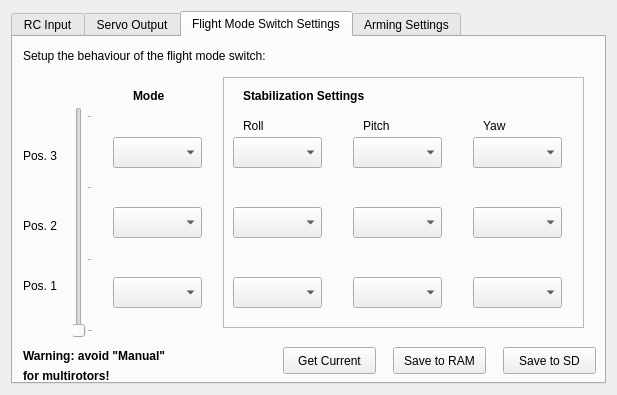
Qt form ground/openpilotgcs/src/plugins/config/settingswidget.ui (openpilot/OpenPilot) before a commit.
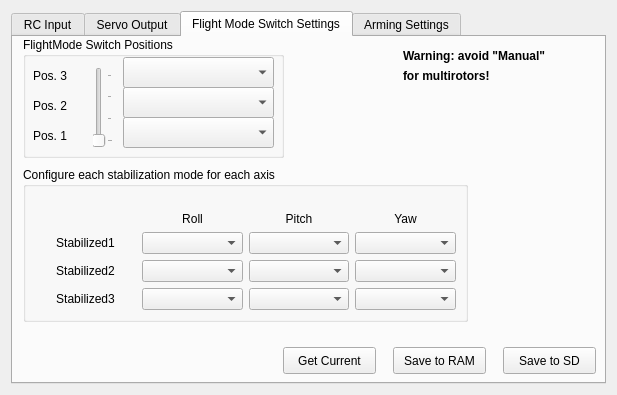
The same form after that commit. The open tabs and pages were chosen to show the change.

Commit message: OP-354: Layout out the flight mode settings a bit more intuitively and so the labels are properly shown

Diff of the .ui file:
```diff
--- a/ground/openpilotgcs/src/plugins/config/settingswidget.ui
+++ b/ground/openpilotgcs/src/plugins/config/settingswidget.ui
@@ -2478,313 +2478,6 @@
       <attribute name="title">
        <string>Flight Mode Switch Settings</string>
       </attribute>
-      <widget class="QLabel" name="label_6">
-       <property name="geometry">
-        <rect>
-         <x>10</x>
-         <y>10</y>
-         <width>331</width>
-         <height>17</height>
-        </rect>
-       </property>
-       <property name="text">
-        <string>Setup the behaviour of the flight mode switch:</string>
-       </property>
-      </widget>
-      <widget class="QSlider" name="fmsSlider">
-       <property name="enabled">
-        <bool>false</bool>
-       </property>
-       <property name="geometry">
-        <rect>
-         <x>60</x>
-         <y>70</y>
-         <width>20</width>
-         <height>231</height>
-        </rect>
-       </property>
-       <property name="toolTip">
-        <string>This slider moves when you move the flight mode switch
-on your remote. Setup the flightmode channel on the RC Input tab
-if you have not done so already.</string>
-       </property>
-       <property name="minimum">
-        <number>-100</number>
-       </property>
-       <property name="maximum">
-        <number>100</number>
-       </property>
-       <property name="pageStep">
-        <number>10</number>
-       </property>
-       <property name="sliderPosition">
-        <number>-100</number>
-       </property>
-       <property name="orientation">
-        <enum>Qt::Vertical</enum>
-       </property>
-       <property name="tickPosition">
-        <enum>QSlider::TicksBelow</enum>
-       </property>
-       <property name="tickInterval">
-        <number>66</number>
-       </property>
-      </widget>
-      <widget class="QLabel" name="label_7">
-       <property name="geometry">
-        <rect>
-         <x>120</x>
-         <y>50</y>
-         <width>41</width>
-         <height>17</height>
-        </rect>
-       </property>
-       <property name="font">
-        <font>
-         <weight>75</weight>
-         <bold>true</bold>
-        </font>
-       </property>
-       <property name="text">
-        <string>Mode</string>
-       </property>
-      </widget>
-      <widget class="QComboBox" name="fmsModePos3">
-       <property name="geometry">
-        <rect>
-         <x>100</x>
-         <y>100</y>
-         <width>89</width>
-         <height>31</height>
-        </rect>
-       </property>
-       <property name="toolTip">
-        <string>Select the stabilization mode on this position (manual/stabilized/auto)</string>
-       </property>
-      </widget>
-      <widget class="QComboBox" name="fmsModePos2">
-       <property name="geometry">
-        <rect>
-         <x>100</x>
-         <y>170</y>
-         <width>89</width>
-         <height>31</height>
-        </rect>
-       </property>
-      </widget>
-      <widget class="QComboBox" name="fmsModePos1">
-       <property name="geometry">
-        <rect>
-         <x>100</x>
-         <y>240</y>
-         <width>89</width>
-         <height>31</height>
-        </rect>
-       </property>
-      </widget>
-      <widget class="QFrame" name="frame_2">
-       <property name="geometry">
-        <rect>
-         <x>210</x>
-         <y>40</y>
-         <width>361</width>
-         <height>251</height>
-        </rect>
-       </property>
-       <property name="frameShape">
-        <enum>QFrame::StyledPanel</enum>
-       </property>
-       <property name="frameShadow">
-        <enum>QFrame::Raised</enum>
-       </property>
-       <widget class="QLabel" name="label_8">
-        <property name="geometry">
-         <rect>
-          <x>20</x>
-          <y>40</y>
-          <width>62</width>
-          <height>17</height>
-         </rect>
-        </property>
-        <property name="text">
-         <string>Roll</string>
-        </property>
-       </widget>
-       <widget class="QLabel" name="label_9">
-        <property name="geometry">
-         <rect>
-          <x>140</x>
-          <y>40</y>
-          <width>62</width>
-          <height>17</height>
-         </rect>
-        </property>
-        <property name="text">
-         <string>Pitch</string>
-        </property>
-       </widget>
-       <widget class="QLabel" name="label_10">
-        <property name="geometry">
-         <rect>
-          <x>260</x>
-          <y>40</y>
-          <width>62</width>
-          <height>17</height>
-         </rect>
-        </property>
-        <property name="text">
-         <string>Yaw</string>
-        </property>
-       </widget>
-       <widget class="QComboBox" name="fmsSsPos3Roll">
-        <property name="geometry">
-         <rect>
-          <x>10</x>
-          <y>60</y>
-          <width>89</width>
-          <height>31</height>
-         </rect>
-        </property>
-       </widget>
-       <widget class="QComboBox" name="fmsSsPos3Pitch">
-        <property name="geometry">
-         <rect>
-          <x>130</x>
-          <y>60</y>
-          <width>89</width>
-          <height>31</height>
-         </rect>
-        </property>
-       </widget>
-       <widget class="QComboBox" name="fmsSsPos3Yaw">
-        <property name="geometry">
-         <rect>
-          <x>250</x>
-          <y>60</y>
-          <width>89</width>
-          <height>31</height>
-         </rect>
-        </property>
-       </widget>
-       <widget class="QComboBox" name="fmsSsPos2Roll">
-        <property name="geometry">
-         <rect>
-          <x>10</x>
-          <y>130</y>
-          <width>89</width>
-          <height>31</height>
-         </rect>
-        </property>
-       </widget>
-       <widget class="QComboBox" name="fmsSsPos2Pitch">
-        <property name="geometry">
-         <rect>
-          <x>130</x>
-          <y>130</y>
-          <width>89</width>
-          <height>31</height>
-         </rect>
-        </property>
-       </widget>
-       <widget class="QComboBox" name="fmsSsPos2Yaw">
-        <property name="geometry">
-         <rect>
-          <x>250</x>
-          <y>130</y>
-          <width>89</width>
-          <height>31</height>
-         </rect>
-        </property>
-       </widget>
-       <widget class="QComboBox" name="fmsSsPos1Roll">
-        <property name="geometry">
-         <rect>
-          <x>10</x>
-          <y>200</y>
-          <width>89</width>
-          <height>31</height>
-         </rect>
-        </property>
-       </widget>
-       <widget class="QComboBox" name="fmsSsPos1Pitch">
-        <property name="geometry">
-         <rect>
-          <x>130</x>
-          <y>200</y>
-          <width>89</width>
-          <height>31</height>
-         </rect>
-        </property>
-       </widget>
-       <widget class="QComboBox" name="fmsSsPos1Yaw">
-        <property name="geometry">
-         <rect>
-          <x>250</x>
-          <y>200</y>
-          <width>89</width>
-          <height>31</height>
-         </rect>
-        </property>
-       </widget>
-       <widget class="QLabel" name="label_14">
-        <property name="geometry">
-         <rect>
-          <x>20</x>
-          <y>10</y>
-          <width>191</width>
-          <height>17</height>
-         </rect>
-        </property>
-        <property name="font">
-         <font>
-          <weight>75</weight>
-          <bold>true</bold>
-         </font>
-        </property>
-        <property name="text">
-         <string>Stabilization Settings</string>
-        </property>
-       </widget>
-      </widget>
-      <widget class="QLabel" name="label_11">
-       <property name="geometry">
-        <rect>
-         <x>10</x>
-         <y>110</y>
-         <width>62</width>
-         <height>17</height>
-        </rect>
-       </property>
-       <property name="text">
-        <string>Pos. 3</string>
-       </property>
-      </widget>
-      <widget class="QLabel" name="label_12">
-       <property name="geometry">
-        <rect>
-         <x>10</x>
-         <y>180</y>
-         <width>62</width>
-         <height>17</height>
-        </rect>
-       </property>
-       <property name="text">
-        <string>Pos. 2</string>
-       </property>
-      </widget>
-      <widget class="QLabel" name="label_13">
-       <property name="geometry">
-        <rect>
-         <x>10</x>
-         <y>240</y>
-         <width>62</width>
-         <height>17</height>
-        </rect>
-       </property>
-       <property name="text">
-        <string>Pos. 1</string>
-       </property>
-      </widget>
       <widget class="QPushButton" name="getFmsCurrent">
        <property name="geometry">
         <rect>
@@ -2838,8 +2531,8 @@
       <widget class="QLabel" name="label_15">
        <property name="geometry">
         <rect>
-         <x>10</x>
-         <y>310</y>
+         <x>390</x>
+         <y>10</y>
          <width>201</width>
          <height>17</height>
         </rect>
@@ -2857,8 +2550,8 @@
       <widget class="QLabel" name="label_16">
        <property name="geometry">
         <rect>
-         <x>10</x>
-         <y>330</y>
+         <x>390</x>
+         <y>30</y>
          <width>201</width>
          <height>17</height>
         </rect>
@@ -2873,6 +2566,246 @@
         <string>for multirotors!</string>
        </property>
       </widget>
+      <widget class="QGroupBox" name="groupBox">
+       <property name="geometry">
+        <rect>
+         <x>10</x>
+         <y>130</y>
+         <width>445</width>
+         <height>155</height>
+        </rect>
+       </property>
+       <property name="title">
+        <string>Configure each stabilization mode for each axis</string>
+       </property>
+       <layout class="QGridLayout" name="gridLayout_2">
+        <item row="0" column="1">
+         <widget class="QLabel" name="label_8">
+          <property name="text">
+           <string>Roll</string>
+          </property>
+          <property name="alignment">
+           <set>Qt::AlignBottom|Qt::AlignHCenter</set>
+          </property>
+         </widget>
+        </item>
+        <item row="0" column="2">
+         <widget class="QLabel" name="label_9">
+          <property name="text">
+           <string>Pitch</string>
+          </property>
+          <property name="alignment">
+           <set>Qt::AlignBottom|Qt::AlignHCenter</set>
+          </property>
+         </widget>
+        </item>
+        <item row="0" column="3">
+         <widget class="QLabel" name="label_10">
+          <property name="text">
+           <string>Yaw</string>
+          </property>
+          <property name="alignment">
+           <set>Qt::AlignBottom|Qt::AlignHCenter</set>
+          </property>
+         </widget>
+        </item>
+        <item row="1" column="0">
+         <widget class="QLabel" name="label_14">
+          <property name="text">
+           <string>Stabilized1</string>
+          </property>
+          <property name="alignment">
+           <set>Qt::AlignCenter</set>
+          </property>
+         </widget>
+        </item>
+        <item row="1" column="1">
+         <widget class="QComboBox" name="fmsSsPos1Roll"/>
+        </item>
+        <item row="1" column="2">
+         <widget class="QComboBox" name="fmsSsPos1Pitch"/>
+        </item>
+        <item row="1" column="3">
+         <widget class="QComboBox" name="fmsSsPos1Yaw"/>
+        </item>
+        <item row="2" column="0">
+         <widget class="QLabel" name="label_21">
+          <property name="text">
+           <string>Stabilized2</string>
+          </property>
+          <property name="alignment">
+           <set>Qt::AlignCenter</set>
+          </property>
+         </widget>
+        </item>
+        <item row="2" column="1">
+         <widget class="QComboBox" name="fmsSsPos2Roll"/>
+        </item>
+        <item row="2" column="2">
+         <widget class="QComboBox" name="fmsSsPos2Pitch"/>
+        </item>
+        <item row="2" column="3">
+         <widget class="QComboBox" name="fmsSsPos2Yaw"/>
+        </item>
+        <item row="3" column="0">
+         <widget class="QLabel" name="label_22">
+          <property name="text">
+           <string>Stabilized3</string>
+          </property>
+          <property name="alignment">
+           <set>Qt::AlignCenter</set>
+          </property>
+         </widget>
+        </item>
+        <item row="3" column="1">
+         <widget class="QComboBox" name="fmsSsPos3Roll"/>
+        </item>
+        <item row="3" column="2">
+         <widget class="QComboBox" name="fmsSsPos3Pitch"/>
+        </item>
+        <item row="3" column="3">
+         <widget class="QComboBox" name="fmsSsPos3Yaw"/>
+        </item>
+       </layout>
+      </widget>
+      <widget class="QGroupBox" name="groupBox_2">
+       <property name="geometry">
+        <rect>
+         <x>10</x>
+         <y>0</y>
+         <width>261</width>
+         <height>121</height>
+        </rect>
+       </property>
+       <property name="title">
+        <string>FlightMode Switch Positions</string>
+       </property>
+       <widget class="QComboBox" name="fmsModePos2">
+        <property name="geometry">
+         <rect>
+          <x>100</x>
+          <y>50</y>
+          <width>151</width>
+          <height>31</height>
+         </rect>
+        </property>
+       </widget>
+       <widget class="QComboBox" name="fmsModePos3">
+        <property name="geometry">
+         <rect>
+          <x>100</x>
+          <y>20</y>
+          <width>151</width>
+          <height>31</height>
+         </rect>
+        </property>
+        <property name="toolTip">
+         <string>Select the stabilization mode on this position (manual/stabilized/auto)</string>
+        </property>
+       </widget>
+       <widget class="QLabel" name="label_11">
+        <property name="geometry">
+         <rect>
+          <x>10</x>
+          <y>30</y>
+          <width>62</width>
+          <height>17</height>
+         </rect>
+        </property>
+        <property name="text">
+         <string>Pos. 3</string>
+        </property>
+       </widget>
+       <widget class="QComboBox" name="fmsModePos1">
+        <property name="geometry">
+         <rect>
+          <x>100</x>
+          <y>80</y>
+          <width>151</width>
+          <height>31</height>
+         </rect>
+        </property>
+       </widget>
+       <widget class="QLabel" name="label_12">
+        <property name="geometry">
+         <rect>
+          <x>10</x>
+          <y>60</y>
+          <width>62</width>
+          <height>17</height>
+         </rect>
+        </property>
+        <property name="text">
+         <string>Pos. 2</string>
+        </property>
+       </widget>
+       <widget class="QLabel" name="label_13">
+        <property name="geometry">
+         <rect>
+          <x>10</x>
+          <y>90</y>
+          <width>62</width>
+          <height>17</height>
+         </rect>
+        </property>
+        <property name="text">
+         <string>Pos. 1</string>
+        </property>
+       </widget>
+       <widget class="QSlider" name="fmsSlider">
+        <property name="enabled">
+         <bool>false</bool>
+        </property>
+        <property name="geometry">
+         <rect>
+          <x>70</x>
+          <y>30</y>
+          <width>20</width>
+          <height>81</height>
+         </rect>
+        </property>
+        <property name="toolTip">
+         <string>This slider moves when you move the flight mode switch
+on your remote. Setup the flightmode channel on the RC Input tab
+if you have not done so already.</string>
+        </property>
+        <property name="minimum">
+         <number>-100</number>
+        </property>
+        <property name="maximum">
+         <number>100</number>
+        </property>
+        <property name="pageStep">
+         <number>10</number>
+        </property>
+        <property name="sliderPosition">
+         <number>-100</number>
+        </property>
+        <property name="orientation">
+         <enum>Qt::Vertical</enum>
+        </property>
+        <property name="tickPosition">
+         <enum>QSlider::TicksBelow</enum>
+        </property>
+        <property name="tickInterval">
+         <number>66</number>
+        </property>
+       </widget>
+       <zorder>fmsModePos1</zorder>
+       <zorder>fmsModePos3</zorder>
+       <zorder>label_11</zorder>
+       <zorder>label_12</zorder>
+       <zorder>label_13</zorder>
+       <zorder>fmsSlider</zorder>
+       <zorder>fmsModePos2</zorder>
+       <zorder>fmsModePos2</zorder>
+       <zorder>fmsModePos3</zorder>
+       <zorder>label_11</zorder>
+       <zorder>fmsModePos1</zorder>
+       <zorder>label_12</zorder>
+       <zorder>label_13</zorder>
+       <zorder>fmsSlider</zorder>
+      </widget>
      </widget>
      <widget class="QWidget" name="tab_4">
       <attribute name="title">
```
Left out of the diff: 2 changed lines with no effect on the pictures.
